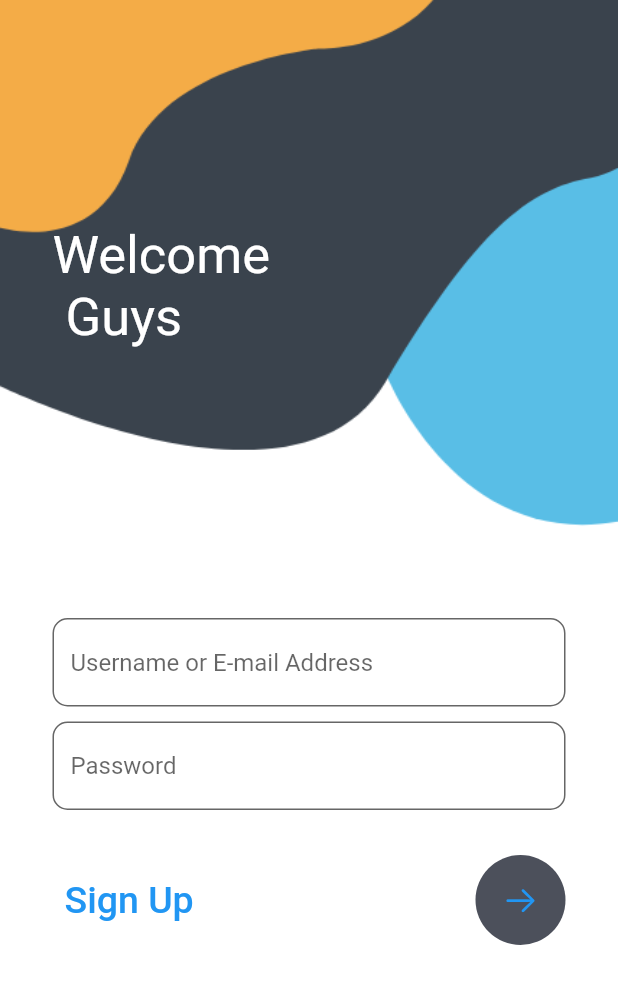
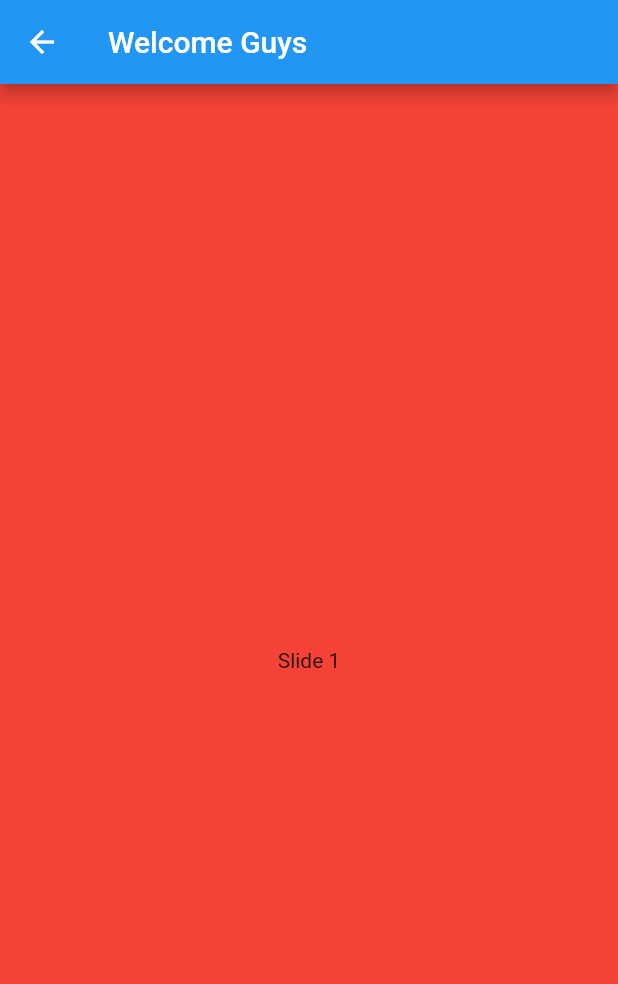
Before and after one commit to abpadamani/flutterinternship, a Flutter app: the screen it shows after launch, after a tap on "Sign Up", on a phone screen of 412 x 824 dp. Shown: the top 984 px of the screen. Run offline on Flutter 3.47's test engine with Material 2 defaults, Android fonts, the phone set to English and light mode, and no system bars; our stand-ins replace google_fonts; Roboto replaces fonts that are missing (Ubuntu).

Commit message:
pageview completed

```diff
--- a/lib/loginscreen/login.dart
+++ b/lib/loginscreen/login.dart
@@ -4,6 +4,7 @@ import 'package:flutter/cupertino.dart';
 import 'package:flutter/material.dart';
 import 'package:google_fonts/google_fonts.dart';
 import 'package:cupertino_icons/cupertino_icons.dart';
+import 'package:internship/pages/pageone.dart';
 
 class MyLogin extends StatefulWidget {
   const MyLogin({Key? key}) : super(key: key);
@@ -68,8 +69,15 @@ class _MyLoginState extends State<MyLogin> {
                     Row(
                       mainAxisAlignment: MainAxisAlignment.spaceBetween,
                       children: [
-                        TextButton(
-                            onPressed: () {},
+                        RaisedButton(
+                            elevation: 3.0,
+                            onPressed: () {
+                              Navigator.push(
+                                context,
+                                MaterialPageRoute(
+                                    builder: (context) => const Mypage()),
+                              );
+                            },
                             child: Text(
                               "Sign Up",
                               style: GoogleFonts.ubuntu(
@@ -80,7 +88,7 @@ class _MyLoginState extends State<MyLogin> {
                           radius: 30,
                           child: Icon(
                             CupertinoIcons.arrow_right,
-                            color: Colors.blue,
+                            color: Colors.white,
                           ),
                           backgroundColor: Color(0xff4c505b),
                         ),
--- /dev/null
+++ b/lib/pages/pageone.dart
@@ -0,0 +1,37 @@
+import 'package:flutter/cupertino.dart';
+import 'package:flutter/material.dart';
+import 'package:cupertino_icons/cupertino_icons.dart';
+
+class Mypage extends StatefulWidget {
+  const Mypage({Key? key}) : super(key: key);
+
+  @override
+  State<Mypage> createState() => _MypageState();
+}
+
+class _MypageState extends State<Mypage> {
+  @override
+  Widget build(BuildContext context) {
+    return Scaffold(
+      appBar: AppBar(
+        title: Text("Welcome Guys"),
+      ),
+      body: PageView(
+        children: [
+          Container(
+            color: Colors.red,
+            child: Center(child: Text("Slide 1")),
+          ),
+          Container(
+            color: Colors.yellow,
+            child: Center(child: Text("Slide 2")),
+          ),
+          Container(
+            color: Colors.cyan,
+            child: Center(child: Text("Slide 3")),
+          ),
+        ],
+      ),
+    );
+  }
+}
```
